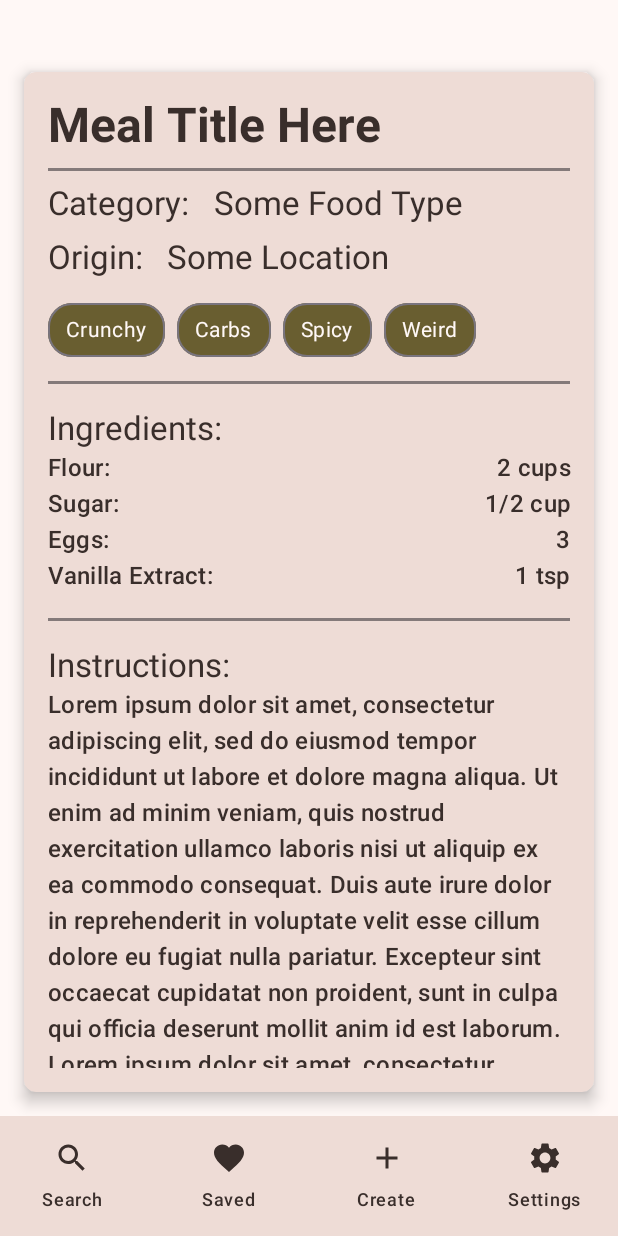
After one commit to thenameisel/Dishcovery, an Android app built with Jetpack Compose: the ViewScreen screen opened through its navigation route, on a phone screen of 412 x 824 dp. The commit adds this screen. Run offline under Robolectric (Android 15) with nearby library versions, the phone set to English and light mode, and no system bars.

Commit message:
UI IS DONE!
Now the logic and making sure everything works. Basically all the back end to do.

```diff
--- a/app/src/main/java/com/example/dishcovery/CreateScreen.kt
+++ b/app/src/main/java/com/example/dishcovery/CreateScreen.kt
@@ -178,7 +178,7 @@ fun IngredientChip(name: String, quantity: String, onDelete: () -> Unit) {
                 text = displayText,
                 modifier = Modifier.padding(start = 12.dp, top = 8.dp, bottom = 8.dp, end = 4.dp),
                 style = MaterialTheme.typography.bodyMedium,
-                color = MaterialTheme.colorScheme.onSecondary,
+                color = MaterialTheme.colorScheme.onPrimary,
             )
             IconButton(
                 onClick = onDelete,
@@ -187,7 +187,7 @@ fun IngredientChip(name: String, quantity: String, onDelete: () -> Unit) {
                 Icon(
                     imageVector = Icons.Default.Close,
                     contentDescription = "Remove",
-                    tint = MaterialTheme.colorScheme.onSecondary
+                    tint = MaterialTheme.colorScheme.onPrimary
                 )
             }
         }
--- a/app/src/main/java/com/example/dishcovery/MainActivity.kt
+++ b/app/src/main/java/com/example/dishcovery/MainActivity.kt
@@ -43,6 +43,7 @@ class MainActivity : ComponentActivity() {
                         composable("search") {SearchScreen(navController)}
                         composable("saved") { SavedScreen(navController)  }
                         composable("create") {CreateScreen(navController)}
+                        composable("view") {ViewScreen(navController)}
                     }
                 }
             }
--- /dev/null
+++ b/app/src/main/java/com/example/dishcovery/ViewScreen.kt
@@ -0,0 +1,221 @@
+package com.example.dishcovery
+
+import android.content.res.Configuration.UI_MODE_NIGHT_NO
+import android.content.res.Configuration.UI_MODE_NIGHT_YES
+import androidx.compose.foundation.BorderStroke
+import androidx.compose.foundation.background
+import androidx.compose.foundation.layout.Arrangement
+import androidx.compose.foundation.layout.Box
+import androidx.compose.foundation.layout.Column
+import androidx.compose.foundation.layout.ExperimentalLayoutApi
+import androidx.compose.foundation.layout.FlowRow
+import androidx.compose.foundation.layout.Row
+import androidx.compose.foundation.layout.Spacer
+import androidx.compose.foundation.layout.fillMaxSize
+import androidx.compose.foundation.layout.fillMaxWidth
+import androidx.compose.foundation.layout.height
+import androidx.compose.foundation.layout.padding
+import androidx.compose.foundation.layout.width
+import androidx.compose.foundation.rememberScrollState
+import androidx.compose.foundation.shape.RoundedCornerShape
+import androidx.compose.foundation.verticalScroll
+import androidx.compose.material3.MaterialTheme
+import androidx.compose.material3.Surface
+import androidx.compose.material3.Text
+import androidx.compose.runtime.Composable
+import androidx.compose.ui.Modifier
+import androidx.compose.ui.draw.shadow
+import androidx.compose.ui.text.font.FontWeight
+import androidx.compose.ui.tooling.preview.Preview
+import androidx.compose.ui.unit.dp
+import androidx.navigation.NavController
+import com.example.dishcovery.ui.theme.DishcoveryTheme
+import androidx.compose.material3.HorizontalDivider
+import androidx.compose.ui.Alignment
+import androidx.compose.ui.text.style.TextAlign
+
+
+@Composable
+fun ViewChip(name: String) {
+    val displayText = name
+
+    Surface(
+        shape = RoundedCornerShape(16.dp),
+        border = BorderStroke(1.dp, MaterialTheme.colorScheme.outline),
+        color = MaterialTheme.colorScheme.tertiary
+    ) {
+        Row(
+            verticalAlignment = Alignment.CenterVertically,
+            modifier = Modifier.padding(end = 8.dp)
+        ) {
+            Text(
+                text = displayText,
+                modifier = Modifier.padding(start = 12.dp, top = 8.dp, bottom = 8.dp, end = 4.dp),
+                style = MaterialTheme.typography.bodyMedium,
+                color = MaterialTheme.colorScheme.onPrimary,
+            )
+
+        }
+    }
+}
+
+
+@OptIn(ExperimentalLayoutApi::class)
+@Composable
+fun ViewScreen(navController: NavController){
+    val ingredients = listOf(
+        "Flour" to "2 cups",
+        "Sugar" to "1/2 cup",
+        "Eggs" to "3",
+        "Vanilla Extract" to "1 tsp"
+    )
+    val tags = listOf(
+        "Crunchy",
+        "Carbs",
+        "Spicy",
+        "Weird"
+    )
+    val strInstructions = "Lorem ipsum dolor sit amet, consectetur adipiscing elit, sed do eiusmod tempor incididunt ut labore et dolore magna aliqua. Ut enim ad minim veniam, quis nostrud exercitation ullamco laboris nisi ut aliquip ex ea commodo consequat. Duis aute irure dolor in reprehenderit in voluptate velit esse cillum dolore eu fugiat nulla pariatur. Excepteur sint occaecat cupidatat non proident, sunt in culpa qui officia deserunt mollit anim id est laborum. Lorem ipsum dolor sit amet, consectetur adipiscing elit, sed do eiusmod tempor incididunt ut labore et dolore magna aliqua. Ut enim ad minim veniam, quis nostrud exercitation ullamco laboris nisi ut aliquip ex ea commodo consequat. Duis aute irure dolor in reprehenderit in voluptate velit esse cillum dolore eu fugiat nulla pariatur. Excepteur sint occaecat cupidatat non proident, sunt in culpa qui officia deserunt mollit anim id est laborum."
+    NavBarScreen(navController = navController) {
+        Column(
+            modifier = Modifier
+                .fillMaxSize()
+                .padding(16.dp),
+        ) {
+            Spacer(modifier = Modifier.height(32.dp))
+            Box(
+                modifier = Modifier
+                    .weight(1f)
+                    .shadow(
+                        elevation = 6.dp,
+                        shape = RoundedCornerShape(8.dp),
+                        clip = true
+                    )
+                    .background(
+                        color = MaterialTheme.colorScheme.secondary,
+                        shape = RoundedCornerShape(8.dp)
+                    )
+            ) {
+                Column (
+                    modifier = Modifier
+                        .fillMaxSize()
+                        .padding(16.dp)
+                        .verticalScroll(rememberScrollState())
+                ){
+                    Text(
+                        text = "Meal Title Here", //TODO replace with title variable
+                        style = MaterialTheme.typography.headlineLarge.copy(fontWeight = FontWeight.Bold),
+                        color = MaterialTheme.colorScheme.onSecondary,
+                    )
+                    HorizontalDivider(
+                        modifier = Modifier.padding(vertical = 8.dp),
+                        thickness = 2.dp,
+                        color = MaterialTheme.colorScheme.onSurface.copy(alpha = 0.5f)
+                    )
+                    Row {
+                        Text(
+                            text = "Category:",
+                            style = MaterialTheme.typography.titleLarge,
+                            color = MaterialTheme.colorScheme.onSecondary,
+                        )
+                        Spacer(modifier = Modifier.width(16.dp))
+                        Text(
+                            text = "Some Food Type",
+                            style = MaterialTheme.typography.titleLarge,
+                            color = MaterialTheme.colorScheme.onSecondary,
+                        )
+                    }
+                    Spacer(modifier = Modifier.height(8.dp))
+                    Row {
+                        Text(
+                            text = "Origin:",
+                            style = MaterialTheme.typography.titleLarge,
+                            color = MaterialTheme.colorScheme.onSecondary,
+                        )
+                        Spacer(modifier = Modifier.width(16.dp))
+                        Text(
+                            text = "Some Location",
+                            style = MaterialTheme.typography.titleLarge,
+                            color = MaterialTheme.colorScheme.onSecondary,
+                        )
+                    }
+                    Spacer(modifier = Modifier.height(16.dp))
+                    FlowRow(
+                        modifier = Modifier.fillMaxWidth(),
+                        horizontalArrangement = Arrangement.spacedBy(8.dp),
+                        verticalArrangement = Arrangement.spacedBy(8.dp)
+                    ) {
+                        tags.forEach{ name ->
+                            ViewChip(
+                                name = name
+                            )
+                        }
+                    }
+                    Spacer(modifier = Modifier.height(8.dp))
+                    HorizontalDivider(
+                        modifier = Modifier.padding(vertical = 8.dp),
+                        thickness = 2.dp,
+                        color = MaterialTheme.colorScheme.onSurface.copy(alpha = 0.5f)
+                    )
+                    Spacer(modifier = Modifier.height(8.dp))
+                    Text(
+                        text = "Ingredients:",
+                        style = MaterialTheme.typography.titleLarge,
+                        color = MaterialTheme.colorScheme.onSecondary,
+                        )
+                    ingredients.forEachIndexed { index, (name, quantity) ->
+                        Row(modifier = Modifier.fillMaxWidth()){
+                            Text(
+                                modifier = Modifier.weight(1f),
+                                text = name + ":",
+                                style = MaterialTheme.typography.titleMedium,
+                                color = MaterialTheme.colorScheme.onSecondary,
+                            )
+
+                            Text(
+                                text = quantity,
+                                textAlign = TextAlign.End,
+                                style = MaterialTheme.typography.titleMedium,
+                                color = MaterialTheme.colorScheme.onSecondary,
+                            )
+                        }
+                    }
+                    Spacer(modifier = Modifier.height(8.dp))
+                    HorizontalDivider(
+                        modifier = Modifier.padding(vertical = 8.dp),
+                        thickness = 2.dp,
+                        color = MaterialTheme.colorScheme.onSurface.copy(alpha = 0.5f)
+                    )
+                    Spacer(modifier = Modifier.height(8.dp))
+                    Text(
+                        text = "Instructions:",
+                        style = MaterialTheme.typography.titleLarge,
+                        color = MaterialTheme.colorScheme.onSecondary,
+                    )
+
+                    Text(
+                        text = strInstructions,
+                        style = MaterialTheme.typography.titleMedium,
+                        color = MaterialTheme.colorScheme.onSecondary
+                    )
+
+                }
+            }
+        }
+    }
+}
+
+@Preview(name = "Light Mode", uiMode = UI_MODE_NIGHT_NO)
+@Preview(name = "Dark Mode", uiMode = UI_MODE_NIGHT_YES)
+@Composable
+fun ViewScreenPreview() {
+    DishcoveryTheme {
+        Surface(
+            modifier = Modifier.fillMaxSize(),
+            color = MaterialTheme.colorScheme.background
+        ) {
+            val previewNavController = rememberNavControllerForPreview()
+            ViewScreen(navController = previewNavController)
+        }
+    }
+}
--- a/app/src/main/java/com/example/dishcovery/ui/theme/Theme.kt
+++ b/app/src/main/java/com/example/dishcovery/ui/theme/Theme.kt
@@ -19,7 +19,8 @@ private val DarkColorScheme = darkColorScheme(
     background = Color(0xFF1A110E),
     onSecondary = Color(0xFFF1DFD9),
     error = Color(0xFF93000A),
-    secondaryContainer = Color(0xFF7E584A)
+    secondaryContainer = Color(0xFF7E584A),
+    onPrimary = Color(0xFFFFF8F6)
 )
 
 private val LightColorScheme = lightColorScheme(
@@ -30,6 +31,7 @@ private val LightColorScheme = lightColorScheme(
     onSecondary = Color(0xFF392E2B),
     error = Color(0xFFBA1A1A),
     secondaryContainer = Color(0xFFFFF8F6),
+    onPrimary = Color(0xFFFFF8F6)
 
     /* Other default colors to override
     background = Color(0xFFFFFBFE),
```
